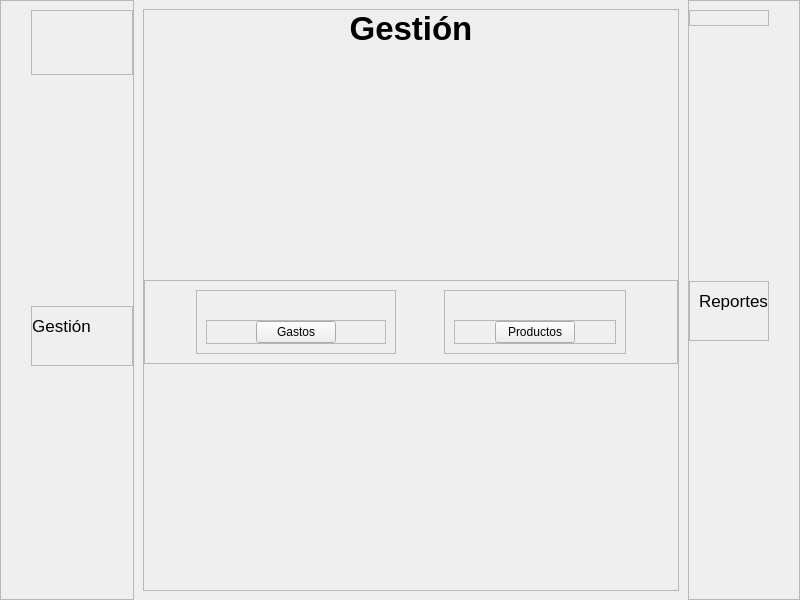
R0land013/blue-pos, file view/ui/main.ui: the form before one commit.
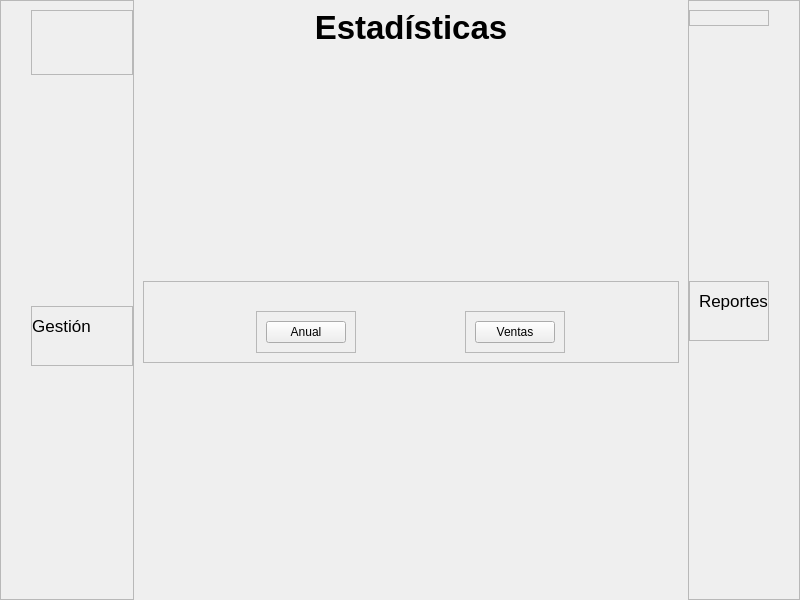
The form after the commit. The open tabs and pages were chosen to show the change. Icons and pictures are not drawn.

Commit message:
Style: Creada vista de estadísticas en la página principal
	Se incluyeron los botones con imágenes de estadísticas 'Anuales' y de 'Ventas'

What changed in the file:
```diff
--- a/view/ui/main.ui
+++ b/view/ui/main.ui
@@ -861,6 +861,159 @@
        </item>
       </layout>
      </widget>
+     <widget class="QWidget" name="statistics_widget">
+      <layout class="QVBoxLayout" name="verticalLayout_11">
+       <item>
+        <widget class="QLabel" name="statistics_label">
+         <property name="font">
+          <font>
+           <pointsize>25</pointsize>
+           <weight>75</weight>
+           <bold>true</bold>
+          </font>
+         </property>
+         <property name="text">
+          <string>Estadísticas</string>
+         </property>
+         <property name="alignment">
+          <set>Qt::AlignCenter</set>
+         </property>
+        </widget>
+       </item>
+       <item>
+        <spacer name="verticalSpacer_10">
+         <property name="orientation">
+          <enum>Qt::Vertical</enum>
+         </property>
+         <property name="sizeHint" stdset="0">
+          <size>
+           <width>20</width>
+           <height>40</height>
+          </size>
+         </property>
+        </spacer>
+       </item>
+       <item>
+        <widget class="QFrame" name="frame_25">
+         <property name="frameShape">
+          <enum>QFrame::StyledPanel</enum>
+         </property>
+         <property name="frameShadow">
+          <enum>QFrame::Raised</enum>
+         </property>
+         <layout class="QGridLayout" name="gridLayout_3">
+          <item row="0" column="0">
+           <widget class="QLabel" name="label_8">
+            <property name="sizePolicy">
+             <sizepolicy hsizetype="Maximum" vsizetype="Maximum">
+              <horstretch>0</horstretch>
+              <verstretch>0</verstretch>
+             </sizepolicy>
+            </property>
+            <property name="text">
+             <string/>
+            </property>
+            <property name="pixmap">
+             <pixmap>images/year_behavior.png</pixmap>
+            </property>
+            <property name="scaledContents">
+             <bool>true</bool>
+            </property>
+           </widget>
+          </item>
+          <item row="0" column="1">
+           <widget class="QLabel" name="label_9">
+            <property name="sizePolicy">
+             <sizepolicy hsizetype="Maximum" vsizetype="Maximum">
+              <horstretch>0</horstretch>
+              <verstretch>0</verstretch>
+             </sizepolicy>
+            </property>
+            <property name="text">
+             <string/>
+            </property>
+            <property name="pixmap">
+             <pixmap>images/sale_statistics.png</pixmap>
+            </property>
+            <property name="scaledContents">
+             <bool>true</bool>
+            </property>
+           </widget>
+          </item>
+          <item row="1" column="1">
+           <widget class="QFrame" name="frame_27">
+            <property name="frameShape">
+             <enum>QFrame::StyledPanel</enum>
+            </property>
+            <property name="frameShadow">
+             <enum>QFrame::Raised</enum>
+            </property>
+            <layout class="QHBoxLayout" name="horizontalLayout_18">
+             <item>
+              <widget class="QPushButton" name="sale_statistics_button">
+               <property name="sizePolicy">
+                <sizepolicy hsizetype="Maximum" vsizetype="Maximum">
+                 <horstretch>0</horstretch>
+                 <verstretch>0</verstretch>
+                </sizepolicy>
+               </property>
+               <property name="cursor">
+                <cursorShape>PointingHandCursor</cursorShape>
+               </property>
+               <property name="text">
+                <string>Ventas</string>
+               </property>
+              </widget>
+             </item>
+            </layout>
+           </widget>
+          </item>
+          <item row="1" column="0">
+           <widget class="QFrame" name="frame_26">
+            <property name="frameShape">
+             <enum>QFrame::StyledPanel</enum>
+            </property>
+            <property name="frameShadow">
+             <enum>QFrame::Raised</enum>
+            </property>
+            <layout class="QHBoxLayout" name="horizontalLayout_17">
+             <item>
+              <widget class="QPushButton" name="year_behavior_button">
+               <property name="sizePolicy">
+                <sizepolicy hsizetype="Maximum" vsizetype="Maximum">
+                 <horstretch>0</horstretch>
+                 <verstretch>0</verstretch>
+                </sizepolicy>
+               </property>
+               <property name="cursor">
+                <cursorShape>PointingHandCursor</cursorShape>
+               </property>
+               <property name="text">
+                <string>Anual</string>
+               </property>
+              </widget>
+             </item>
+            </layout>
+           </widget>
+          </item>
+         </layout>
+        </widget>
+       </item>
+       <item>
+        <spacer name="verticalSpacer_11">
+         <property name="orientation">
+          <enum>Qt::Vertical</enum>
+         </property>
+         <property name="sizeHint" stdset="0">
+          <size>
+           <width>20</width>
+           <height>40</height>
+          </size>
+         </property>
+        </spacer>
+       </item>
+      </layout>
+     </widget>
     </widget>
    </item>
    <item>
```
The commit also changes 3 other files.
